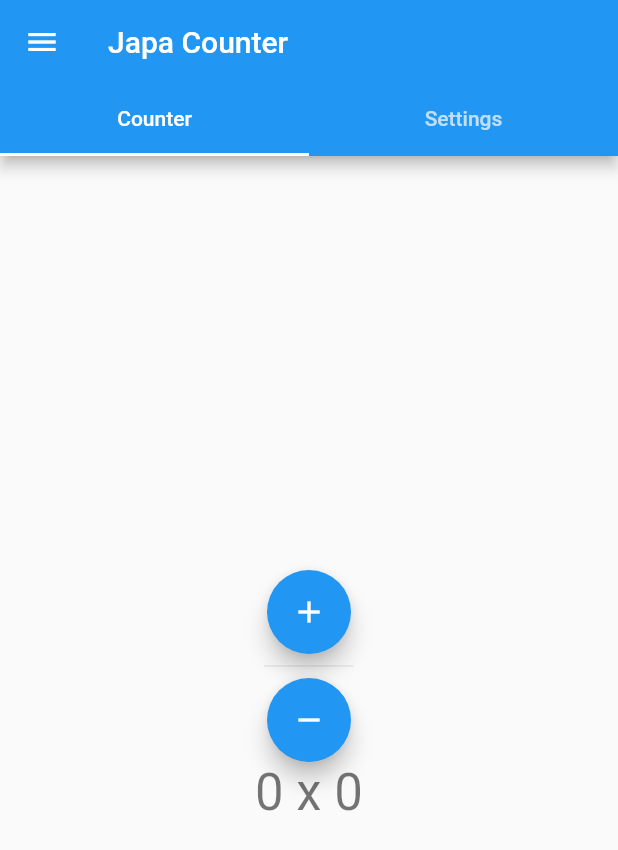
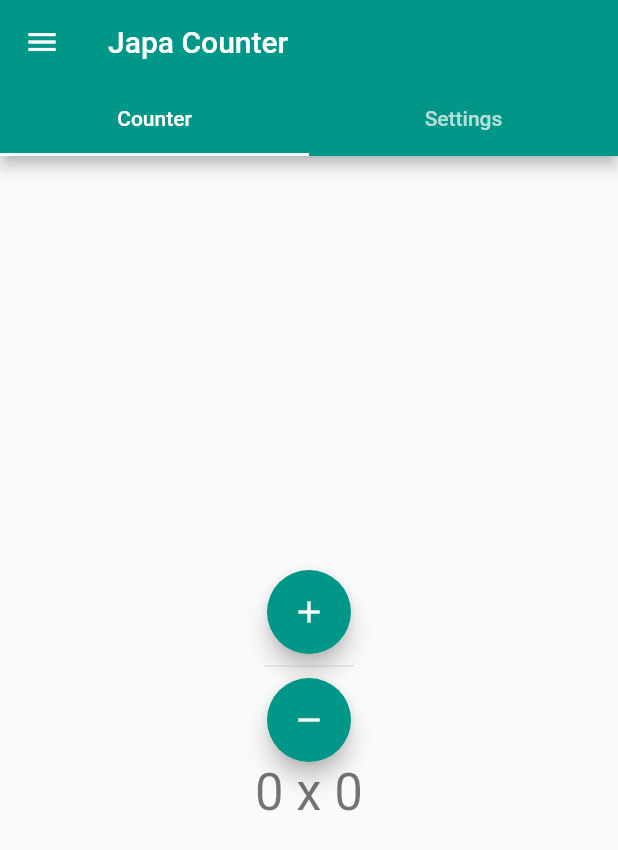
Before and after one commit to gopiKrishnaPuligundla/japa_counter, a Flutter app: the screen it shows after launch, on a phone screen of 412 x 824 dp. Shown: the top 850 px of the screen. Run offline on Flutter 3.47's test engine with Material 2 defaults, Android fonts, the phone set to English and light mode, and no system bars; our stand-ins replace bloc, equatable, flutter_bloc, go_router, shared_preferences; missing offline and left inert: flutter_vibrate.

```diff
--- a/lib/main.dart
+++ b/lib/main.dart
@@ -5,7 +5,6 @@ import 'package:japa_counter/counter_widget/counter_widget.dart';
 import 'package:japa_counter/quotes_screen.dart';
 import 'package:japa_counter/utils/shared_prefs.dart';
 import 'counter_observer.dart';
-import 'counter_widget/model/counter_model.dart';
 import 'counter_form.dart';
 import 'counter_widget/bloc/counter_bloc.dart';
 
@@ -41,16 +40,15 @@ class MyApp extends StatelessWidget {
   // This widget is the root of your application.
   @override
   Widget build(BuildContext context) {
-    return MaterialApp(
-      debugShowCheckedModeBanner: false,
-      title: 'Japa Counter',
-      theme: ThemeData(
+    return MaterialApp.router(
+        routeInformationProvider: _router.routeInformationProvider,
+        routeInformationParser: _router.routeInformationParser,
+        routerDelegate: _router.routerDelegate,
+        debugShowCheckedModeBanner: false,
+        title: 'Japa Counter',
+        theme: ThemeData(
         primarySwatch: Colors.teal,
       ),
-      home: MaterialApp.router(
-          routeInformationProvider: _router.routeInformationProvider,
-          routeInformationParser: _router.routeInformationParser,
-          routerDelegate: _router.routerDelegate),
     );
   }
 }
```
